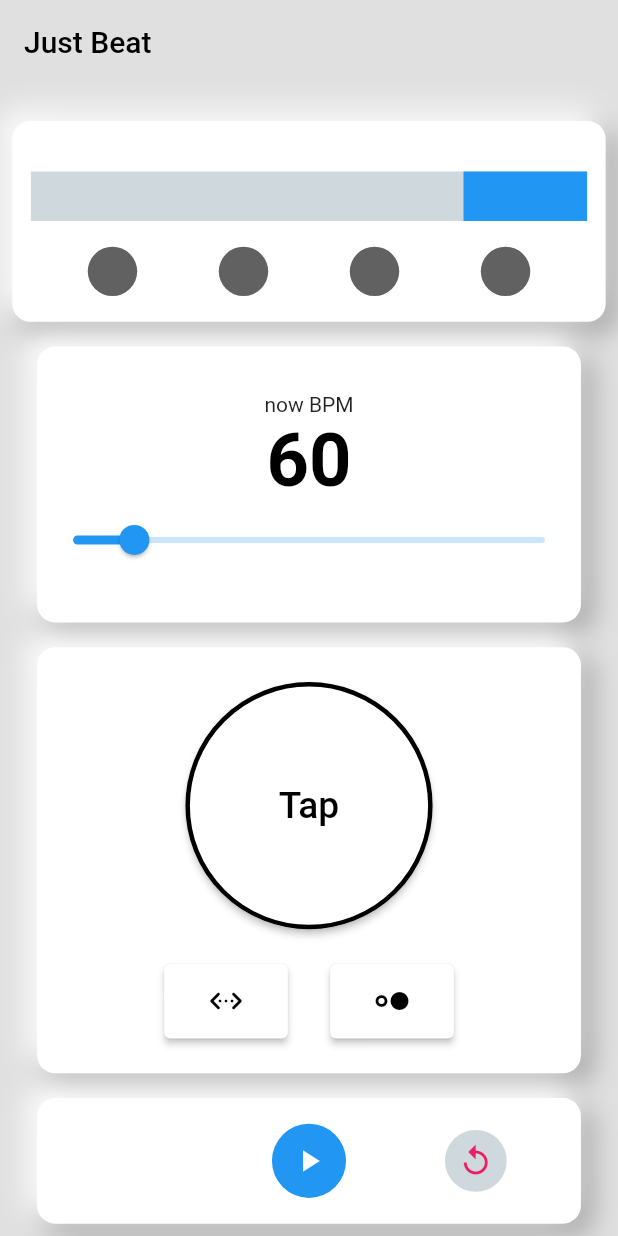
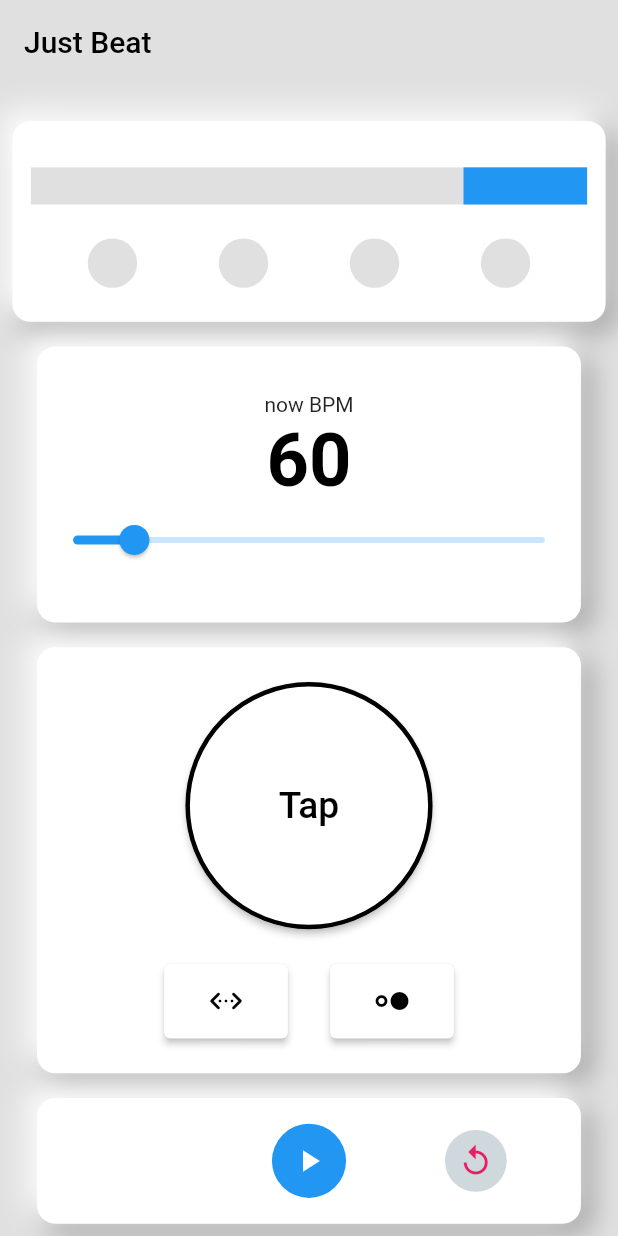
Before and after one commit to yuto90/metronome, a Flutter app: the screen it shows after launch, on a phone screen of 412 x 824 dp. Run offline on Flutter 3.47's test engine with Material 2 defaults, Android fonts, the phone set to English and light mode, and no system bars; missing offline and left inert: soundpool.

Commit message:
レイアウト修正

```diff
--- a/lib/home/home_part_beat.dart
+++ b/lib/home/home_part_beat.dart
@@ -21,7 +21,7 @@ class Beat extends StatelessWidget {
             color: model.isClick
                 ? model.nowBeat == 1
                     ? Colors.blue
-                    : Colors.grey[700]
+                    : Colors.grey[300]
                 : Colors.white,
             shape: BoxShape.circle,
           ),
@@ -35,7 +35,7 @@ class Beat extends StatelessWidget {
             color: model.isClick
                 ? model.nowBeat == 2
                     ? Colors.blue
-                    : Colors.grey[700]
+                    : Colors.grey[300]
                 : Colors.white,
             shape: BoxShape.circle,
           ),
@@ -49,7 +49,7 @@ class Beat extends StatelessWidget {
             color: model.isClick
                 ? model.nowBeat == 3
                     ? Colors.blue
-                    : Colors.grey[700]
+                    : Colors.grey[300]
                 : Colors.white,
             shape: BoxShape.circle,
           ),
@@ -63,7 +63,7 @@ class Beat extends StatelessWidget {
             color: model.isClick
                 ? model.nowBeat == 4
                     ? Colors.blue
-                    : Colors.grey[700]
+                    : Colors.grey[300]
                 : Colors.white,
             shape: BoxShape.circle,
           ),
--- a/lib/home/home_part_pendulum.dart
+++ b/lib/home/home_part_pendulum.dart
@@ -12,43 +12,44 @@ class Pendulum extends StatelessWidget {
   Widget build(BuildContext context) {
     return Column(
       children: [
-        // 左側の最大振り子位置の取得用のWidget
         Container(
           width: SizeConfig.blockSizeHorizontal! * 90,
           height: SizeConfig.blockSizeVertical! * 1,
-          color: Colors.white,
-          child: Align(
+          child: Row(
+            mainAxisAlignment: MainAxisAlignment.spaceBetween,
+            children: [
+              // 左側のジャストタイミングとして許容する範囲
+              Align(
                 alignment: Alignment.bottomLeft,
                 child: Container(
                   width: SizeConfig.blockSizeHorizontal! * model.pendulumWidth +
                       model.safeWidth,
                   height: SizeConfig.blockSizeVertical! * 1,
+                  // ! ジャストのエリア可視化
                   color: Colors.white,
                   key: model.leftGlobalKey, // 座標を取得したいWidgetにkeyを付けると、後から参照できる
                 ),
               ),
-        ),
-        // 右側の最大振り子位置の取得用のWidget
-        Container(
-          width: SizeConfig.blockSizeHorizontal! * 90,
-          height: SizeConfig.blockSizeVertical! * 1,
-          color: Colors.white,
-          child: Align(
+              // 右側のジャストタイミングとして許容する範囲
+              Align(
                 alignment: Alignment.bottomRight,
                 child: Container(
                   width: SizeConfig.blockSizeHorizontal! * model.pendulumWidth +
                       model.safeWidth,
                   height: SizeConfig.blockSizeVertical! * 1,
+                  // ! ジャストのエリア可視化
                   color: Colors.white,
                   key: model.rightGlobalKey, // 座標を取得したいWidgetにkeyを付けると、後から参照できる
                 ),
+              ),
+            ],
           ),
         ),
         // 振り子本体
         Container(
           width: SizeConfig.blockSizeHorizontal! * 90,
-          height: SizeConfig.blockSizeVertical! * 4,
-          color: model.isPendulum ? Colors.blueGrey[100] : Colors.white,
+          height: SizeConfig.blockSizeVertical! * 3,
+          color: model.isPendulum ? Colors.grey[300] : Colors.white,
           child: AnimatedAlign(
             alignment: model.alignment,
             duration: Duration(milliseconds: model.tempoDuration),
```
Lines whose indentation alone changed are shown as unchanged.
